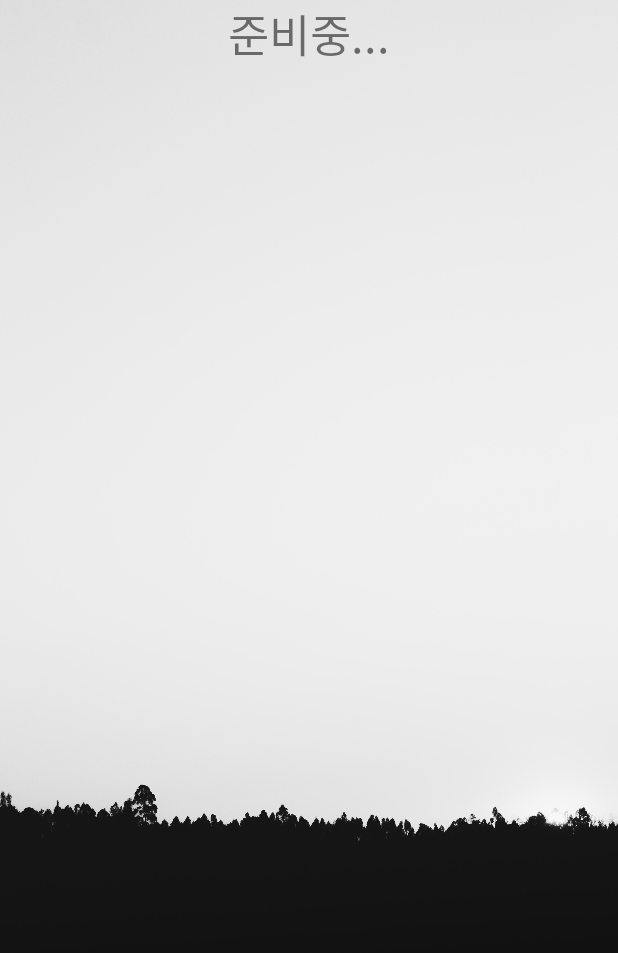
After one commit to Yangnyeon/Diet_eating_habit, an Android app: the kcal screen opened directly, with no data from a screen before it, on a phone screen of 412 x 824 dp. The commit adds this screen. Shown: the top 953 px of the screen. Run offline under Robolectric (Android 15) with nearby library versions, the phone set to English and light mode, and no system bars.

Commit message:
업데이트중..

```diff
--- a/app/src/main/AndroidManifest.xml
+++ b/app/src/main/AndroidManifest.xml
@@ -9,6 +9,9 @@
         android:roundIcon="@mipmap/ic_launcher_round"
         android:supportsRtl="true"
         android:theme="@style/Theme.Dieteatinghabits">
+        <activity
+            android:name=".kcal"
+            android:exported="true" />
         <activity
             android:name=".BMI"
             android:exported="true" />
--- a/app/src/main/java/com/example/dieteatinghabits/MainFragment2.kt
+++ b/app/src/main/java/com/example/dieteatinghabits/MainFragment2.kt
@@ -1,5 +1,6 @@
 package com.example.dieteatinghabits
 
+import android.annotation.SuppressLint
 import android.os.Bundle
 import androidx.fragment.app.Fragment
 import android.view.LayoutInflater
@@ -44,6 +45,7 @@
         }
     }
 
+    @SuppressLint("ResourceType")
     override fun onCreateView(
         inflater: LayoutInflater, container: ViewGroup?,
         savedInstanceState: Bundle?
--- a/app/src/main/java/com/example/dieteatinghabits/MainFragment3.kt
+++ b/app/src/main/java/com/example/dieteatinghabits/MainFragment3.kt
@@ -42,11 +42,17 @@
 
 
         var realresult = view.findViewById<CardView>(R.id.realresult)
+        var realresult2 = view.findViewById<CardView>(R.id.realresult2)
 
 
         realresult.setOnClickListener {
             var intent = Intent(requireActivity(), BMI::class.java)
             startActivity(intent)
+        }
+
+        realresult2.setOnClickListener {
+            var intent2 = Intent(requireActivity(), kcal::class.java)
+            startActivity(intent2)
         }
 
 
--- /dev/null
+++ b/app/src/main/java/com/example/dieteatinghabits/kcal.kt
@@ -0,0 +1,11 @@
+package com.example.dieteatinghabits
+
+import androidx.appcompat.app.AppCompatActivity
+import android.os.Bundle
+
+class kcal : AppCompatActivity() {
+    override fun onCreate(savedInstanceState: Bundle?) {
+        super.onCreate(savedInstanceState)
+        setContentView(R.layout.activity_kcal)
+    }
+}
--- /dev/null
+++ b/app/src/main/res/layout/activity_kcal.xml
@@ -0,0 +1,22 @@
+<?xml version="1.0" encoding="utf-8"?>
+<LinearLayout xmlns:android="http://schemas.android.com/apk/res/android"
+    xmlns:app="http://schemas.android.com/apk/res-auto"
+    xmlns:tools="http://schemas.android.com/tools"
+    android:layout_width="match_parent"
+    android:layout_height="match_parent"
+    tools:context=".kcal"
+    android:orientation="vertical"
+    android:background="@drawable/bmibackground">
+
+
+    <TextView
+        android:layout_width="wrap_content"
+        android:layout_height="match_parent"
+        android:textSize="30sp"
+        android:layout_gravity="center"
+        android:text="준비중..."
+        ></TextView>
+
+
+
+</LinearLayout>
--- a/app/src/main/res/layout/fragment_main2.xml
+++ b/app/src/main/res/layout/fragment_main2.xml
@@ -12,10 +12,11 @@
         android:layout_height="wrap_content"
         android:iconifiedByDefault="false"/>
 
+
     <ListView
         android:id="@+id/listView"
         android:layout_width="match_parent"
         android:layout_height="match_parent"
-        android:layout_marginTop="50sp"/>
+        android:layout_marginTop="80sp"/>
 
 </FrameLayout>
```
Also changed, not shown: app/src/main/res/layout/fragment_main3.xml (+42 -2 lines), app/src/main/res/drawable/bmi2.jpg (added).
